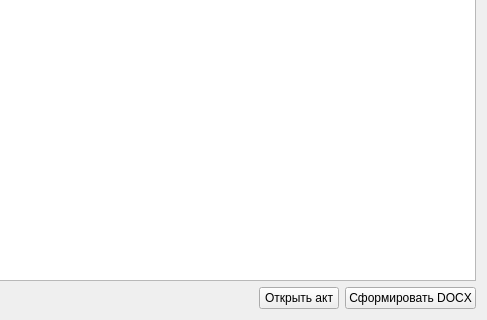
The window that ui/archivewidget.ui (nikola240698/MeteringActs) describes before a commit, drawn with Qt 5; both pictures show x 146 to 633 and y 235 to 555 of the 633 by 555 pixel window.
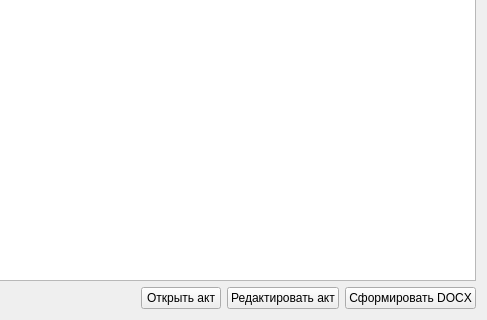
The same window after the commit.

Commit message: Create Edit Acr Dialog

What changed in the file:
```diff
--- a/ui/archivewidget.ui
+++ b/ui/archivewidget.ui
@@ -144,6 +144,13 @@
        </property>
       </widget>
      </item>
+     <item>
+      <widget class="QPushButton" name="editActButton">
+       <property name="text">
+        <string>Редактировать акт</string>
+       </property>
+      </widget>
+     </item>
      <item>
       <widget class="QPushButton" name="generateDocxButton">
        <property name="text">
```
Left out of the diff: 12 changed lines with no effect on the pictures. The commit also changes 10 other files.
